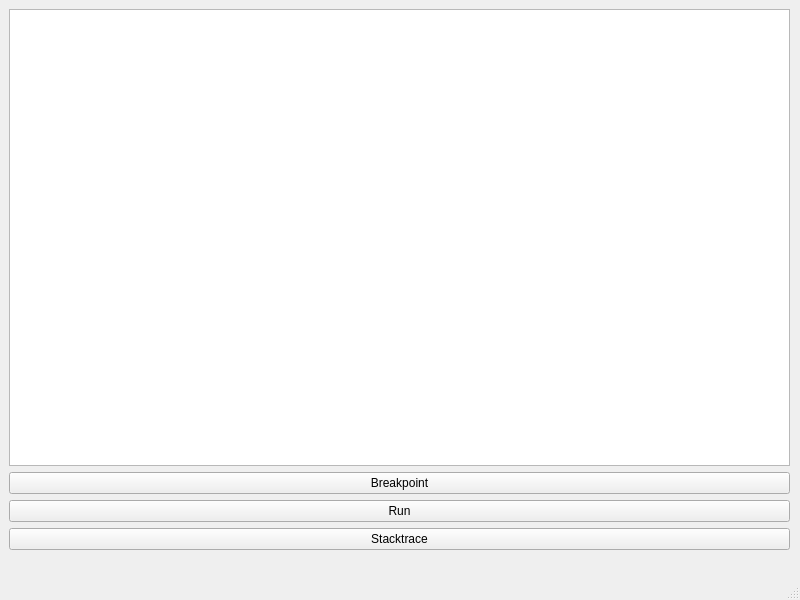
Old version of the form MainWindow.ui in the repository tetsuo-cpp/visual-lldb.
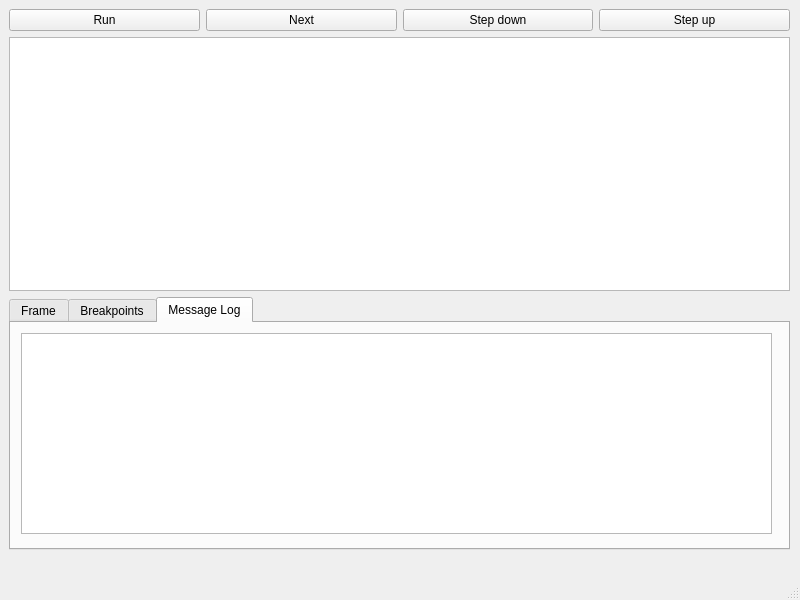
New version of the form. The open tabs and pages were chosen to show the change.

Commit message: Hack in some more features At the moment, I've got the right file showing up when a breakpoint gets hit. I've also added a set of tabs at the bottom where you can toggle between a variable inspector (to be implemented), a message log and a breakpoint view.

The edit to the form file:
```diff
--- a/MainWindow.ui
+++ b/MainWindow.ui
@@ -28,27 +28,86 @@
       <enum>QLayout::SetDefaultConstraint</enum>
      </property>
      <item>
-      <widget class="QTextBrowser" name="codeBrowser"/>
+      <layout class="QHBoxLayout" name="horizontalLayout">
+       <item>
+        <widget class="QPushButton" name="runButton">
+         <property name="text">
+          <string>Run</string>
+         </property>
+        </widget>
+       </item>
+       <item>
+        <widget class="QPushButton" name="nextButton">
+         <property name="text">
+          <string>Next</string>
+         </property>
+        </widget>
+       </item>
+       <item>
+        <widget class="QPushButton" name="stepDownButton">
+         <property name="text">
+          <string>Step down</string>
+         </property>
+        </widget>
+       </item>
+       <item>
+        <widget class="QPushButton" name="stepUpButton">
+         <property name="text">
+          <string>Step up</string>
+         </property>
+        </widget>
+       </item>
+      </layout>
      </item>
      <item>
-      <widget class="QPushButton" name="bpButton">
-       <property name="text">
-        <string>Breakpoint</string>
-       </property>
-      </widget>
+      <widget class="QTextEdit" name="codeBrowser"/>
      </item>
      <item>
-      <widget class="QPushButton" name="runButton">
-       <property name="text">
-        <string>Run</string>
+      <widget class="QTabWidget" name="tabWidget">
+       <property name="currentIndex">
+        <number>1</number>
        </property>
-      </widget>
-     </item>
-     <item>
-      <widget class="QPushButton" name="stacktraceButton">
-       <property name="text">
-        <string>Stacktrace</string>
-       </property>
+       <widget class="QWidget" name="frameTab">
+        <attribute name="title">
+         <string>Frame</string>
+        </attribute>
+       </widget>
+       <widget class="QWidget" name="bpTab">
+        <attribute name="title">
+         <string>Breakpoints</string>
+        </attribute>
+        <widget class="QTableView" name="bpView">
+         <property name="geometry">
+          <rect>
+           <x>7</x>
+           <y>10</y>
+           <width>761</width>
+           <height>201</height>
+          </rect>
+         </property>
+        </widget>
+       </widget>
+       <widget class="QWidget" name="logTab">
+        <attribute name="title">
+         <string>Message Log</string>
+        </attribute>
+        <widget class="QPlainTextEdit" name="logView">
+         <property name="enabled">
+          <bool>true</bool>
+         </property>
+         <property name="geometry">
+          <rect>
+           <x>10</x>
+           <y>10</y>
+           <width>751</width>
+           <height>201</height>
+          </rect>
+         </property>
+         <property name="readOnly">
+          <bool>true</bool>
+         </property>
+        </widget>
+       </widget>
       </widget>
      </item>
     </layout>
```
The commit also changes 8 other files.
